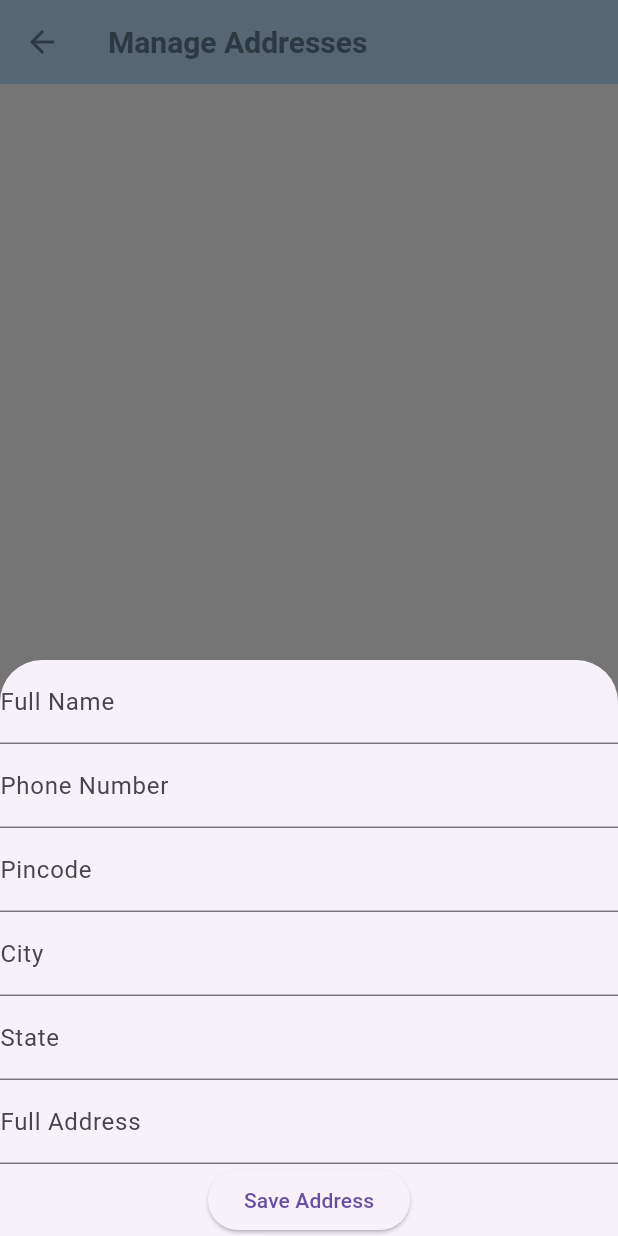
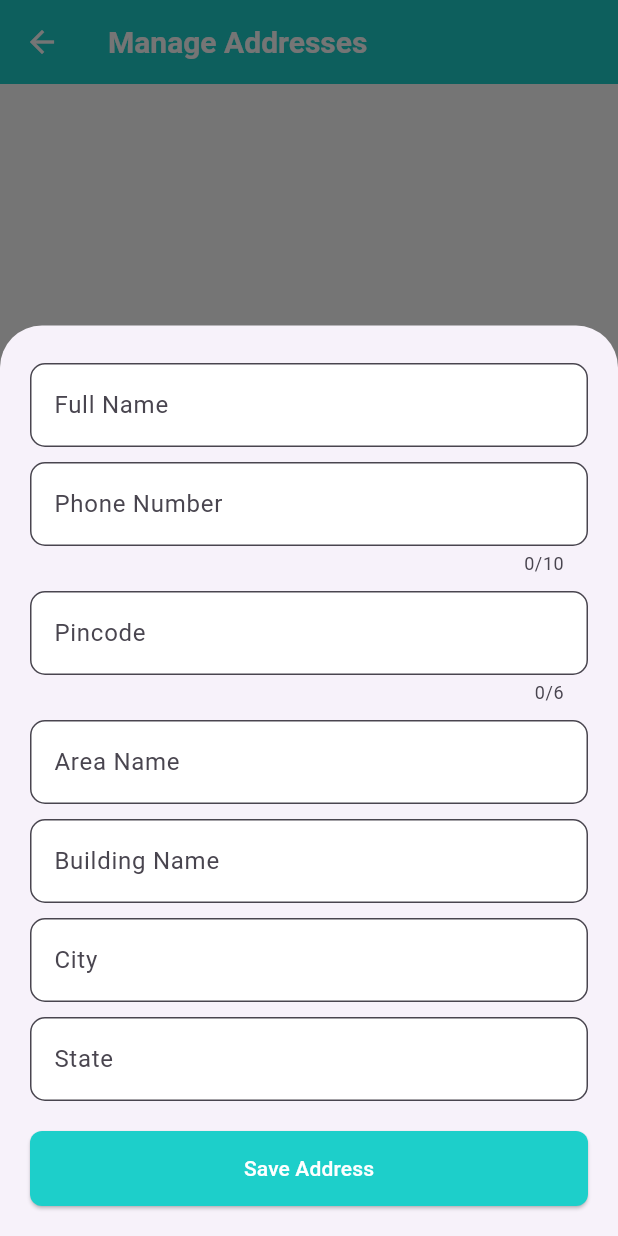
Before and after one commit to tish-aaa/outfit_maven_app_final_year_project, a Flutter app: the AddressPage screen opened directly, after a tap on "Add New Address", on a phone screen of 412 x 824 dp. Run offline on Flutter 3.47's test engine with Material 3 defaults, Android fonts, the phone set to English and light mode, and no system bars; our stand-ins replace animate_do, cached_network_image, cloud_firestore, firebase_auth, firebase_core, font_awesome_flutter and 5 more; missing offline and left inert: cloudinary_public; accounts and stored records are empty.

Commit message:
address page ui updated

```diff
--- a/lib/address_page.dart
+++ b/lib/address_page.dart
@@ -1,6 +1,7 @@
 import 'package:flutter/material.dart';
 import 'package:cloud_firestore/cloud_firestore.dart';
 import 'package:firebase_auth/firebase_auth.dart';
+import 'order_summary_page.dart';
 
 class AddressPage extends StatefulWidget {
   @override
@@ -12,13 +13,11 @@ class _AddressPageState extends State<AddressPage> {
   final TextEditingController _nameController = TextEditingController();
   final TextEditingController _phoneController = TextEditingController();
   final TextEditingController _pincodeController = TextEditingController();
+  final TextEditingController _areaController = TextEditingController();
+  final TextEditingController _buildingController = TextEditingController();
   final TextEditingController _cityController = TextEditingController();
   final TextEditingController _stateController = TextEditingController();
-  final TextEditingController _addressController = TextEditingController();
-
   List<Map<String, dynamic>> _savedAddresses = [];
-  String? _defaultAddressId;
-  bool _isEditing = false;
   String? _editingAddressId;
 
   @override
@@ -44,13 +43,12 @@ class _AddressPageState extends State<AddressPage> {
             'name': data['name'],
             'phone': data['phone'],
             'pincode': data['pincode'],
+            'area': data['area'],
+            'building': data['building'],
             'city': data['city'],
             'state': data['state'],
-            'address': data['address'],
-            'isDefault': data['isDefault'] ?? false,
           };
         }).toList();
-        _defaultAddressId = _savedAddresses.firstWhere((addr) => addr['isDefault'], orElse: () => {})['id'];
       });
     }
   }
@@ -64,31 +62,25 @@ class _AddressPageState extends State<AddressPage> {
         'name': _nameController.text,
         'phone': _phoneController.text,
         'pincode': _pincodeController.text,
+        'area': _areaController.text,
+        'building': _buildingController.text,
         'city': _cityController.text,
         'state': _stateController.text,
-        'address': _addressController.text,
-        'isDefault': _savedAddresses.isEmpty, // First address is default
       };
 
-      if (_isEditing && _editingAddressId != null) {
+      if (_editingAddressId == null) {
+        await FirebaseFirestore.instance
+            .collection('users')
+            .doc(userId)
+            .collection('addresses')
+            .add(addressData);
+      } else {
         await FirebaseFirestore.instance
             .collection('users')
             .doc(userId)
             .collection('addresses')
             .doc(_editingAddressId)
             .update(addressData);
-      } else {
-        DocumentReference addressRef = await FirebaseFirestore.instance
-            .collection('users')
-            .doc(userId)
-            .collection('addresses')
-            .add(addressData);
-
-        if (_savedAddresses.isEmpty) {
-          setState(() {
-            _defaultAddressId = addressRef.id;
-          });
-        }
       }
 
       _fetchAddresses();
@@ -96,115 +88,164 @@ class _AddressPageState extends State<AddressPage> {
     }
   }
 
-  void _setDefaultAddress(String addressId) async {
-    String userId = FirebaseAuth.instance.currentUser?.uid ?? '';
-    if (userId.isEmpty) return;
+  void _showAddressForm({Map<String, dynamic>? address}) {
+    _editingAddressId = address?['id'];
+    _nameController.text = address?['name'] ?? '';
+    _phoneController.text = address?['phone'] ?? '';
+    _pincodeController.text = address?['pincode'] ?? '';
+    _areaController.text = address?['area'] ?? '';
+    _buildingController.text = address?['building'] ?? '';
+    _cityController.text = address?['city'] ?? '';
+    _stateController.text = address?['state'] ?? '';
 
-    for (var addr in _savedAddresses) {
-      await FirebaseFirestore.instance
-          .collection('users')
-          .doc(userId)
-          .collection('addresses')
-          .doc(addr['id'])
-          .update({'isDefault': addr['id'] == addressId});
-    }
-
-    setState(() {
-      _defaultAddressId = addressId;
-    });
-  }
-
-  void _editAddress(Map<String, dynamic> address) {
-    setState(() {
-      _isEditing = true;
-      _editingAddressId = address['id'];
-      _nameController.text = address['name'];
-      _phoneController.text = address['phone'];
-      _pincodeController.text = address['pincode'];
-      _cityController.text = address['city'];
-      _stateController.text = address['state'];
-      _addressController.text = address['address'];
-    });
-    _showAddressForm();
-  }
-
-  void _showAddressForm() {
     showModalBottomSheet(
       context: context,
       isScrollControlled: true,
       builder: (context) => Padding(
-        padding: EdgeInsets.only(bottom: MediaQuery.of(context).viewInsets.bottom),
+        padding: EdgeInsets.only(
+            bottom: MediaQuery.of(context).viewInsets.bottom,
+            left: 20,
+            right: 20,
+            top: 20),
         child: Form(
           key: _formKey,
           child: Column(
             mainAxisSize: MainAxisSize.min,
             children: [
-              TextFormField(
-                controller: _nameController,
-                decoration: InputDecoration(labelText: 'Full Name'),
-                validator: (value) => value!.isEmpty ? 'Required' : null,
+              _buildTextField(_nameController, 'Full Name'),
+              _buildTextField(_phoneController, 'Phone Number',
+                  keyboardType: TextInputType.phone,
+                  maxLength: 10,
+                  validator: _validatePhone),
+              _buildTextField(_pincodeController, 'Pincode',
+                  keyboardType: TextInputType.number,
+                  maxLength: 6,
+                  validator: _validatePincode),
+              _buildTextField(_areaController, 'Area Name'),
+              _buildTextField(_buildingController, 'Building Name'),
+              _buildTextField(_cityController, 'City'),
+              _buildTextField(_stateController, 'State'),
+              SizedBox(height: 15),
+              ElevatedButton(
+                onPressed: _saveAddress,
+                style: ElevatedButton.styleFrom(
+                  backgroundColor: Color(0xFF1DCFCA),
+                  foregroundColor: Colors.white,
+                  shape: RoundedRectangleBorder(
+                      borderRadius: BorderRadius.circular(8)),
+                  minimumSize: Size(double.infinity, 50),
+                ),
+                child: Text(_editingAddressId == null
+                    ? 'Save Address'
+                    : 'Update Address'),
               ),
-              TextFormField(
-                controller: _phoneController,
-                decoration: InputDecoration(labelText: 'Phone Number'),
-                keyboardType: TextInputType.phone,
-                validator: (value) => value!.length == 10 ? null : 'Enter valid phone number',
-              ),
-              TextFormField(
-                controller: _pincodeController,
-                decoration: InputDecoration(labelText: 'Pincode'),
-                keyboardType: TextInputType.number,
-                validator: (value) => value!.length == 6 ? null : 'Enter valid pincode',
-              ),
-              TextFormField(
-                controller: _cityController,
-                decoration: InputDecoration(labelText: 'City'),
-                validator: (value) => value!.isEmpty ? 'Required' : null,
-              ),
-              TextFormField(
-                controller: _stateController,
-                decoration: InputDecoration(labelText: 'State'),
-                validator: (value) => value!.isEmpty ? 'Required' : null,
-              ),
-              TextFormField(
-                controller: _addressController,
-                decoration: InputDecoration(labelText: 'Full Address'),
-                validator: (value) => value!.isEmpty ? 'Required' : null,
-              ),
-              ElevatedButton(onPressed: _saveAddress, child: Text(_isEditing ? 'Update Address' : 'Save Address')),
+              SizedBox(height: 20),
             ],
           ),
         ),
       ),
-    ).whenComplete(() {
-      setState(() {
-        _isEditing = false;
-        _editingAddressId = null;
-      });
-    });
+    );
+  }
+
+  String? _validatePhone(String? value) {
+    if (value == null || value.length != 10) {
+      return 'Phone number must be exactly 10 digits';
+    }
+    return null;
+  }
+
+  String? _validatePincode(String? value) {
+    if (value == null || value.length != 6) {
+      return 'Pincode must be exactly 6 digits';
+    }
+    return null;
+  }
+
+  Widget _buildTextField(TextEditingController controller, String label,
+      {TextInputType keyboardType = TextInputType.text,
+      int? maxLength,
+      String? Function(String?)? validator}) {
+    return Padding(
+      padding: const EdgeInsets.symmetric(vertical: 5),
+      child: TextFormField(
+        controller: controller,
+        decoration: InputDecoration(
+          labelText: label,
+          border: OutlineInputBorder(borderRadius: BorderRadius.circular(10)),
+          fillColor: Colors.white,
+          filled: true,
+        ),
+        keyboardType: keyboardType,
+        maxLength: maxLength,
+        validator: validator ?? (value) => value!.isEmpty ? 'Required' : null,
+      ),
+    );
   }
 
   @override
+  @override
+  @override
   Widget build(BuildContext context) {
     return Scaffold(
-      appBar: AppBar(title: Text('Manage Addresses')),
+      appBar: AppBar(
+        backgroundColor: Color(0xFF1DCFCA),
+        title: Text('Manage Addresses', style: TextStyle(color: Colors.white)),
+        iconTheme: IconThemeData(color: Colors.white),
+      ),
       body: Column(
         children: [
           Expanded(
             child: ListView.builder(
+              padding: const EdgeInsets.all(15),
               itemCount: _savedAddresses.length,
               itemBuilder: (context, index) {
                 var address = _savedAddresses[index];
                 return ListTile(
                   title: Text(address['name']),
-                  subtitle: Text("${address['address']}, ${address['city']}, ${address['state']} - ${address['pincode']}"),
-                  trailing: IconButton(icon: Icon(Icons.edit), onPressed: () => _editAddress(address)),
+                  subtitle: Text(
+                      "${address['building']}, ${address['area']}, ${address['city']}, ${address['state']} - ${address['pincode']}"),
+                  trailing: IconButton(
+                    icon: Icon(Icons.edit, color: Color(0xFF1DCFCA)),
+                    onPressed: () => _showAddressForm(address: address),
+                  ),
                 );
               },
             ),
           ),
-          ElevatedButton(onPressed: _showAddressForm, child: Text('Add New Address')),
-          ElevatedButton(onPressed: () {/* Navigate to OrderSummaryPage */}, child: Text('Next')),
+          Padding(
+            padding: const EdgeInsets.symmetric(
+                horizontal: 20, vertical: 10), // Left and Right Margin
+            child: Column(
+              children: [
+                ElevatedButton(
+                  onPressed: _showAddressForm,
+                  style: ElevatedButton.styleFrom(
+                    backgroundColor: Color(0xFF70C2BD),
+                    foregroundColor: Colors.white,
+                    shape: RoundedRectangleBorder(
+                        borderRadius: BorderRadius.circular(8)),
+                    minimumSize: Size(double.infinity, 50),
+                  ),
+                  child: Text('Add New Address'),
+                ),
+                SizedBox(height: 10),
+                ElevatedButton(
+                  onPressed: () => Navigator.push(
+                      context,
+                      MaterialPageRoute(
+                          builder: (context) => OrderSummaryPage())),
+                  style: ElevatedButton.styleFrom(
+                    backgroundColor: Color(0xFF1DCFCA),
+                    foregroundColor: Colors.white,
+                    shape: RoundedRectangleBorder(
+                        borderRadius: BorderRadius.circular(8)),
+                    minimumSize: Size(double.infinity, 50),
+                  ),
+                  child: Text('Next'),
+                ),
+              ],
+            ),
+          ),
         ],
       ),
     );
--- a/lib/cart_page.dart
+++ b/lib/cart_page.dart
@@ -25,7 +25,8 @@ class _CartPageState extends State<CartPage> {
     return Scaffold(
       appBar: AppBar(
         title: Text('My Cart', style: TextStyle(color: Colors.white)),
-        backgroundColor: Color(0xFF1DCFCA), // Navbar Color
+        backgroundColor: Color(0xFF1DCFCA),
+        iconTheme: IconThemeData(color: Colors.white),
         elevation: 2,
       ),
       body: StreamBuilder(
--- a/lib/order_summary_page.dart
+++ b/lib/order_summary_page.dart
@@ -83,7 +83,7 @@ class _OrderSummaryPageState extends State<OrderSummaryPage> {
                                     Icon(Icons.image_not_supported),
                               )
                             : Icon(Icons.image_not_supported),
-                        title: Text(item['name'] ?? 'Unnamed Item'),
+                        title: Text(item['description'] ?? 'Unnamed Item'),
                         subtitle: Text('₹${(item['price'] as num?)?.toStringAsFixed(2) ?? '0.00'}'),
                       );
                     },
```
